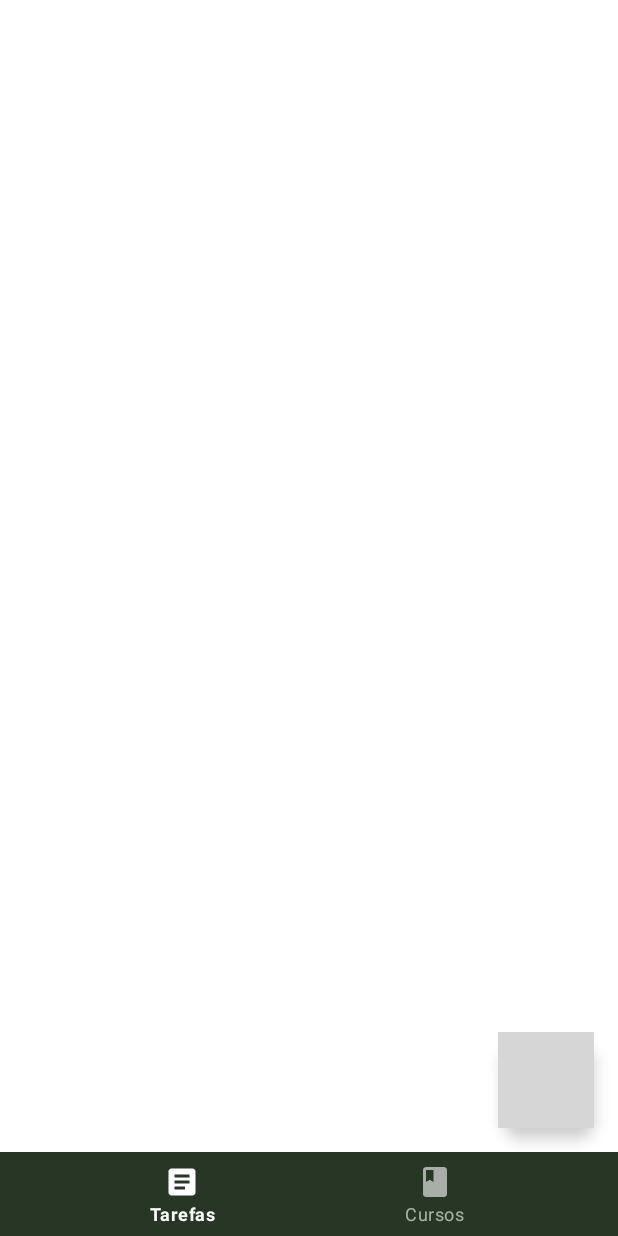
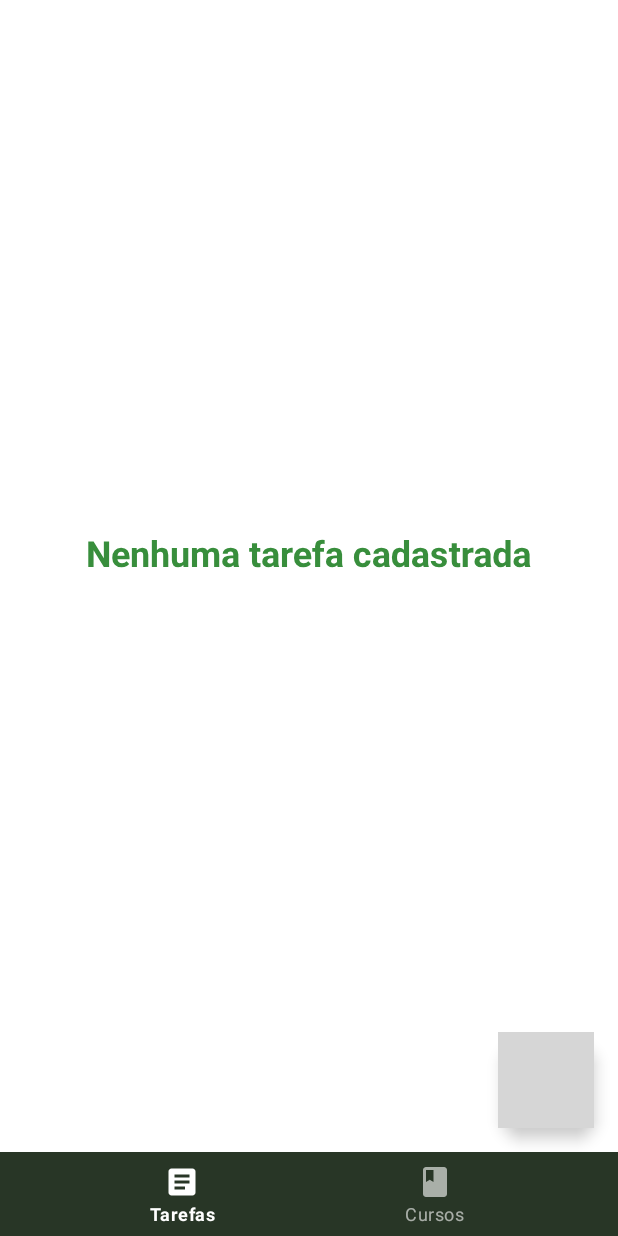
Before and after one commit to Willacy/TarefasAcademicas, an Android app: the screen it shows after launch (MainActivity), on a phone screen of 412 x 824 dp. Run offline under Robolectric (Android 15) with nearby library versions, the phone set to English and light mode, and no system bars; our stand-ins replace navigation-ui; grey boxes are pictures that could not be loaded.

Commit message:
Mensagem Lita vazia em tarefas

```diff
--- a/app/src/main/java/com/example/tarefasacademicas/adpter/TarefaAdapter.java
+++ b/app/src/main/java/com/example/tarefasacademicas/adpter/TarefaAdapter.java
@@ -13,6 +13,7 @@ import androidx.annotation.NonNull;
 import androidx.appcompat.app.AlertDialog;
 
 import com.example.tarefasacademicas.R;
+import com.example.tarefasacademicas.fragments.TarefasFragment;
 import com.example.tarefasacademicas.model.Curso;
 import com.example.tarefasacademicas.model.Tarefa;
 import com.example.tarefasacademicas.view.TarefaActivity;
--- a/app/src/main/java/com/example/tarefasacademicas/fragments/TarefasFragment.java
+++ b/app/src/main/java/com/example/tarefasacademicas/fragments/TarefasFragment.java
@@ -114,7 +114,15 @@ public class TarefasFragment extends Fragment {
     public void listarTarefas(){
         List<Tarefa> lista = tarefa.listar(requireContext());
         TarefaAdapter adapter = new TarefaAdapter(requireContext(), lista);
-        binding.lstTarefas.setAdapter(adapter);
+        if (lista.isEmpty()) {
+            binding.lstTarefas.setVisibility(View.GONE);
+            binding.txtListaVazia.setVisibility(View.VISIBLE);
+            binding.txtListaVazia.setText("Nenhuma tarefa cadastrada");
+        }else {
+            binding.lstTarefas.setAdapter(adapter);
+            binding.lstTarefas.setVisibility(View.VISIBLE);
+            binding.txtListaVazia.setVisibility(View.GONE);
+        }
     }
 
     public void onDestroyView() {
@@ -127,4 +135,5 @@ public class TarefasFragment extends Fragment {
         super.onResume();
         listarTarefas();
     }
+
 }
--- a/app/src/main/res/layout/fragment_tarefas.xml
+++ b/app/src/main/res/layout/fragment_tarefas.xml
@@ -11,6 +11,16 @@
     <androidx.constraintlayout.widget.ConstraintLayout
         android:layout_width="match_parent"
         android:layout_height="match_parent">
+
+        <!-- Informação para a lista vazia -->
+        <androidx.constraintlayout.utils.widget.MotionLabel
+            android:id="@+id/txtListaVazia"
+            android:layout_width="match_parent"
+            android:layout_height="wrap_content"
+            app:layout_constraintBottom_toTopOf="@+id/lstTarefas"
+            android:textColor="@color/colorPrimaryVariant"
+            android:textSize="24sp"
+            android:textStyle="bold"/>
 
         <!-- Lista de tarefas -->
         <ListView
```
